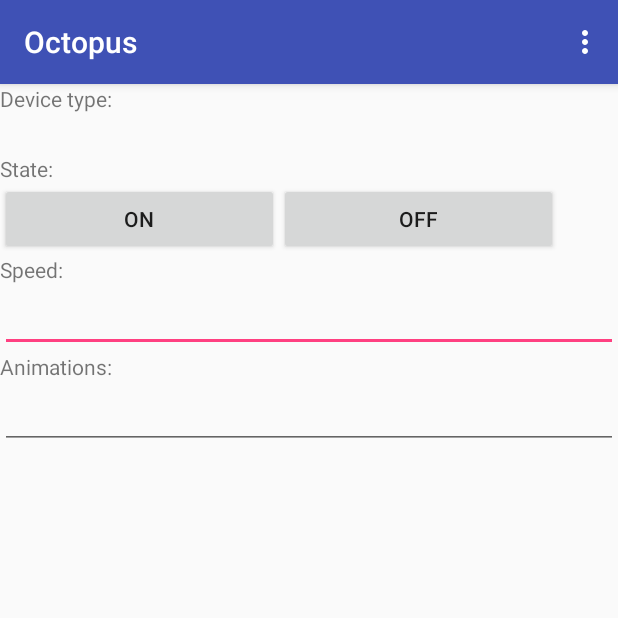
After one commit to shajen/octopus, an Android app: the AnimatorActivity screen opened directly, with no data from a screen before it, on a phone screen of 412 x 824 dp, the top half of it. The commit adds this screen. Run offline under Robolectric (Android 15) with nearby library versions, the phone set to English and light mode, and no system bars.

Commit message:
Added AnimatorActivity.

```diff
--- a/app/src/main/java/pl/shajen/octopus/adapters/DevicePinsAdapter.java
+++ b/app/src/main/java/pl/shajen/octopus/adapters/DevicePinsAdapter.java
@@ -55,7 +55,7 @@ public class DevicePinsAdapter extends ArrayAdapter<Pair<Integer, Boolean>> {
             @Override
             public void onClick(View v) {
                 Log.e("ON", String.format("%d", pin));
-                new DeviceRequestTask(m_context, m_requestResponse, new NetworkTools(m_context), m_ip).execute(String.format("GPIO/SET?PIN=%d&MODE=ON", pin));
+                new DeviceRequestTask(m_context, m_requestResponse, new NetworkTools(m_context), m_ip, false).execute(String.format("GPIO/SET?PIN=%d&MODE=ON", pin));
             }
         });
 
@@ -72,7 +72,7 @@ public class DevicePinsAdapter extends ArrayAdapter<Pair<Integer, Boolean>> {
             @Override
             public void onClick(View v) {
                 Log.e("OFF", String.format("%d", pin));
-                new DeviceRequestTask(m_context, m_requestResponse, new NetworkTools(m_context), m_ip).execute(String.format("GPIO/SET?PIN=%d&MODE=OFF", pin));
+                new DeviceRequestTask(m_context, m_requestResponse, new NetworkTools(m_context), m_ip, false).execute(String.format("GPIO/SET?PIN=%d&MODE=OFF", pin));
             }
         });
 
--- /dev/null
+++ b/app/src/main/res/layout/activity_animator.xml
@@ -0,0 +1,78 @@
+<?xml version="1.0" encoding="utf-8"?>
+<LinearLayout xmlns:android="http://schemas.android.com/apk/res/android"
+    android:id="@+id/activity_main"
+    android:layout_width="match_parent"
+    android:layout_height="match_parent"
+    android:orientation="vertical">
+
+    <TextView
+        android:id="@+id/textView4"
+        android:layout_width="match_parent"
+        android:layout_height="wrap_content"
+        android:text="@string/DEVICE_TYPE_LABEL" />
+
+    <TextView
+        android:id="@+id/deviceTeypeTextView"
+        android:layout_width="match_parent"
+        android:layout_height="wrap_content"
+        android:text=""
+        android:textSize="20sp" />
+
+    <TextView
+        android:id="@+id/textView3"
+        android:layout_width="match_parent"
+        android:layout_height="wrap_content"
+        android:text="@string/STATE_LABEL" />
+
+    <LinearLayout
+        android:layout_width="match_parent"
+        android:layout_height="wrap_content"
+        android:orientation="horizontal">
+
+        <Button
+            android:id="@+id/animatorOnButton"
+            android:layout_width="wrap_content"
+            android:layout_height="wrap_content"
+            android:layout_weight="1"
+            android:text="@string/ON" />
+
+        <Button
+            android:id="@+id/animatorOffButton"
+            android:layout_width="wrap_content"
+            android:layout_height="wrap_content"
+            android:layout_weight="1"
+            android:text="@string/OFF" />
+
+        <ImageView
+            android:id="@+id/animatorIconPoweredOn"
+            android:layout_width="40sp"
+            android:layout_height="40sp"></ImageView>
+    </LinearLayout>
+
+    <TextView
+        android:id="@+id/textView2"
+        android:layout_width="match_parent"
+        android:layout_height="wrap_content"
+        android:text="@string/SPEED_LABEL" />
+
+    <EditText
+        android:id="@+id/speedEditText"
+        android:layout_width="match_parent"
+        android:layout_height="wrap_content"
+        android:ems="10"
+        android:inputType="numberSigned" />
+
+    <TextView
+        android:id="@+id/textView5"
+        android:layout_width="match_parent"
+        android:layout_height="wrap_content"
+        android:text="@string/ANIMATIONS_LABEL" />
+
+    <EditText
+        android:id="@+id/animatiosEditText"
+        android:layout_width="match_parent"
+        android:layout_height="wrap_content"
+        android:ems="10"
+        android:inputType="numberSigned" />
+
+</LinearLayout>
--- a/app/src/main/res/values/strings.xml
+++ b/app/src/main/res/values/strings.xml
@@ -14,4 +14,8 @@
     <string name="PLEASE_WAIT">Please wait ...</string>
     <string name="TASK">Submit a task.</string>
     <string name="SCANNING_IP">Scanning %1s ...</string>
+    <string name="DEVICE_TYPE_LABEL">Device type:</string>
+    <string name="STATE_LABEL">State:</string>
+    <string name="SPEED_LABEL">Speed:</string>
+    <string name="ANIMATIONS_LABEL">Animations:</string>
 </resources>
--- a/app/src/main/res/values/styles.xml
+++ b/app/src/main/res/values/styles.xml
@@ -1,7 +1,7 @@
 <resources>
 
     <!-- Base application theme. -->
-    <style name="AppTheme" parent="Theme.AppCompat.Light.DarkActionBar">
+    <style name="AppTheme" parent="Base.Theme.AppCompat.Light.DarkActionBar">
         <!-- Customize your theme here. -->
         <item name="colorPrimary">@color/colorPrimary</item>
         <item name="colorPrimaryDark">@color/colorPrimaryDark</item>
```
Also changed, not shown: app/src/main/AndroidManifest.xml (+8 -0 lines), app/src/main/java/pl/shajen/octopus/activities/AnimatorActivity.java (added, +114 -0 lines), app/src/main/java/pl/shajen/octopus/activities/RemoteSocketActivity.java (+6 -5 lines), app/src/main/java/pl/shajen/octopus/activities/SearchDevicesActivity.java (+7 -2 lines), app/src/main/java/pl/shajen/octopus/helper/NetworkTools.java (+16 -7 lines), app/src/main/java/pl/shajen/octopus/tasks/DeviceRequestTask.java (+9 -2 lines), app/src/main/res/layout/activity_remote_socket.xml (renamed from app/src/main/res/layout/activity_device.xml), 1 other file.
